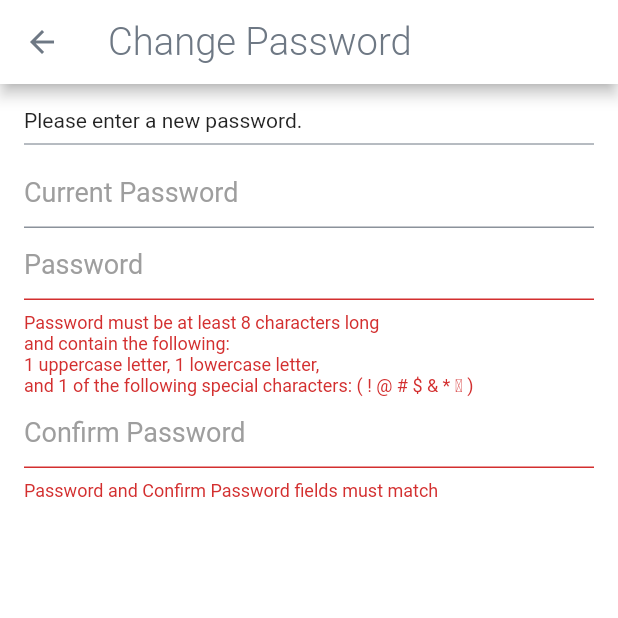
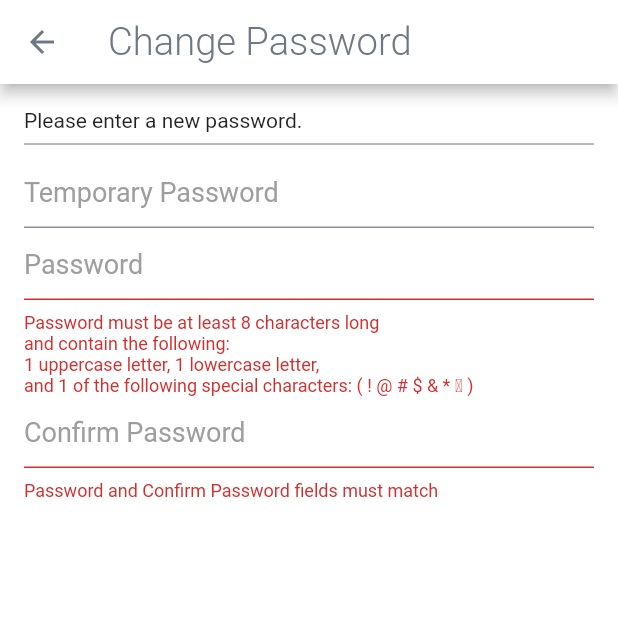
Before and after one commit to tractorngp/ojt_mobile, a Flutter app: the ChangePasswordPage screen opened directly, on a phone screen of 412 x 824 dp, the top half of it. Run offline on Flutter 3.47's test engine with Material 2 defaults, Android fonts, the phone set to English and light mode, and no system bars; our stand-ins replace cloud_firestore, cloud_functions, date_format, device_info, firebase_core, firebase_messaging and 4 more; missing offline and left inert: auto_orientation, dbcrypt, flutter_responsive_screen, incrementally_loading_listview; accounts and stored records are empty; statements that could not run were skipped.

Commit message:
text change

```diff
--- a/lib/pages/changePassword.dart
+++ b/lib/pages/changePassword.dart
@@ -132,7 +132,7 @@ class ChangePasswordPageState extends State<ChangePasswordPage> {
                   decoration: new InputDecoration(
                     hintStyle: placeholderStyle,
                     labelStyle: referenceTextStyleSub,
-                    hintText: "Current Password",
+                    hintText: "Temporary Password",
                     enabledBorder: UnderlineInputBorder(
                       borderSide: BorderSide(color: lightGrey),
                     ),
```
